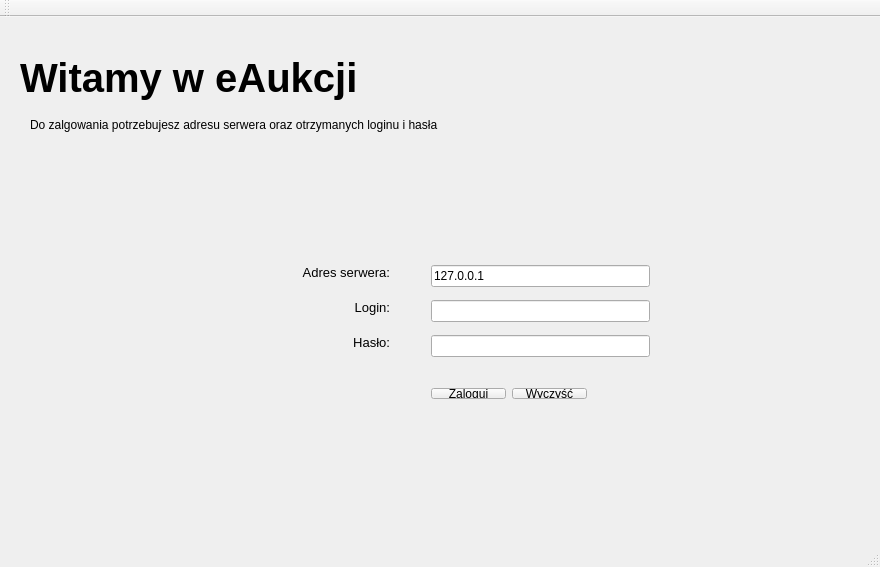
Old version of the form klient/gui/start.ui in the repository dominikj/PKRY.
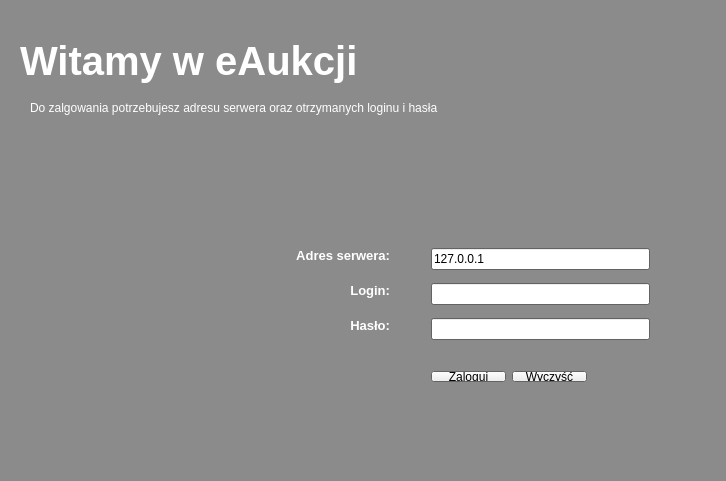
New version of the form.

Commit message: Naprawa interface`u

The edit to the form file:
```diff
--- a/klient/gui/start.ui
+++ b/klient/gui/start.ui
@@ -6,10 +6,101 @@
    <rect>
     <x>0</x>
     <y>0</y>
-    <width>880</width>
-    <height>567</height>
+    <width>726</width>
+    <height>481</height>
    </rect>
   </property>
+  <property name="palette">
+   <palette>
+    <active>
+     <colorrole role="WindowText">
+      <brush brushstyle="SolidPattern">
+       <color alpha="255">
+        <red>255</red>
+        <green>255</green>
+        <blue>255</blue>
+       </color>
+      </brush>
+     </colorrole>
+     <colorrole role="Base">
+      <brush brushstyle="SolidPattern">
+       <color alpha="255">
+        <red>255</red>
+        <green>255</green>
+        <blue>255</blue>
+       </color>
+      </brush>
+     </colorrole>
+     <colorrole role="Window">
+      <brush brushstyle="SolidPattern">
+       <color alpha="255">
+        <red>139</red>
+        <green>139</green>
+        <blue>139</blue>
+       </color>
+      </brush>
+     </colorrole>
+    </active>
+    <inactive>
+     <colorrole role="WindowText">
+      <brush brushstyle="SolidPattern">
+       <color alpha="255">
+        <red>255</red>
+        <green>255</green>
+        <blue>255</blue>
+       </color>
+      </brush>
+     </colorrole>
+     <colorrole role="Base">
+      <brush brushstyle="SolidPattern">
+       <color alpha="255">
+        <red>255</red>
+        <green>255</green>
+        <blue>255</blue>
+       </color>
+      </brush>
+     </colorrole>
+     <colorrole role="Window">
+      <brush brushstyle="SolidPattern">
+       <color alpha="255">
+        <red>139</red>
+        <green>139</green>
+        <blue>139</blue>
+       </color>
+      </brush>
+     </colorrole>
+    </inactive>
+    <disabled>
+     <colorrole role="WindowText">
+      <brush brushstyle="SolidPattern">
+       <color alpha="255">
+        <red>190</red>
+        <green>190</green>
+        <blue>190</blue>
+       </color>
+      </brush>
+     </colorrole>
+     <colorrole role="Base">
+      <brush brushstyle="SolidPattern">
+       <color alpha="255">
+        <red>139</red>
+        <green>139</green>
+        <blue>139</blue>
+       </color>
+      </brush>
+     </colorrole>
+     <colorrole role="Window">
+      <brush brushstyle="SolidPattern">
+       <color alpha="255">
+        <red>139</red>
+        <green>139</green>
+        <blue>139</blue>
+       </color>
+      </brush>
+     </colorrole>
+    </disabled>
+   </palette>
+  </property>
   <property name="windowTitle">
    <string>eAukcja :: zaloguj</string>
   </property>
@@ -62,6 +153,8 @@
        <property name="font">
         <font>
          <pointsize>10</pointsize>
+         <weight>75</weight>
+         <bold>true</bold>
         </font>
        </property>
        <property name="text">
@@ -80,6 +173,8 @@
        <property name="font">
         <font>
          <pointsize>10</pointsize>
+         <weight>75</weight>
+         <bold>true</bold>
         </font>
        </property>
        <property name="text">
@@ -98,6 +193,8 @@
        <property name="font">
         <font>
          <pointsize>10</pointsize>
+         <weight>75</weight>
+         <bold>true</bold>
         </font>
        </property>
        <property name="text">
@@ -175,25 +272,6 @@
     </layout>
    </widget>
   </widget>
-  <widget class="QMenuBar" name="menuBar">
-   <property name="geometry">
-    <rect>
-     <x>0</x>
-     <y>0</y>
-     <width>880</width>
-     <height>27</height>
-    </rect>
-   </property>
-  </widget>
-  <widget class="QToolBar" name="mainToolBar">
-   <attribute name="toolBarArea">
-    <enum>TopToolBarArea</enum>
-   </attribute>
-   <attribute name="toolBarBreak">
-    <bool>false</bool>
-   </attribute>
-  </widget>
-  <widget class="QStatusBar" name="statusBar"/>
  </widget>
  <layoutdefault spacing="6" margin="11"/>
  <resources/>
```
The commit also changes 4 other files.
